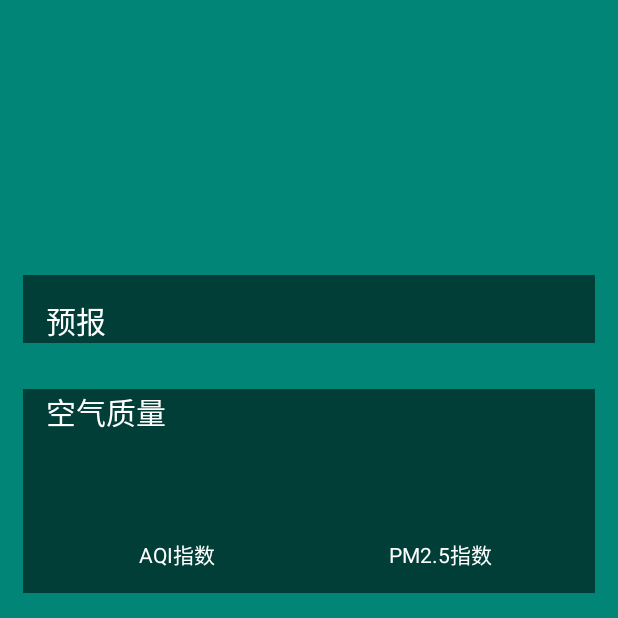
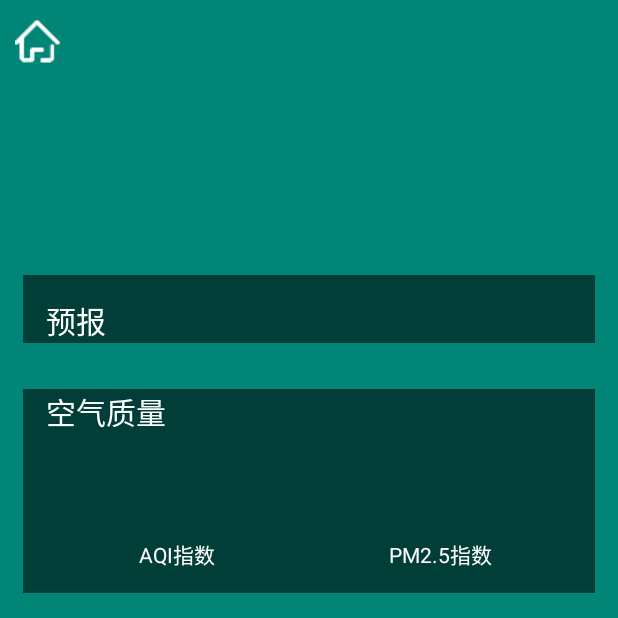
Before and after one commit to zqzal/CoolWeather, an Android app: the WeatherActivity screen opened directly, with no data from a screen before it, on a phone screen of 412 x 824 dp, the top half of it. Run offline under Robolectric (Android 15) with nearby library versions, the phone set to English and light mode, and no system bars; pictures from the network do not load.

Commit message:
遗漏的问题

```diff
--- a/app/build.gradle
+++ b/app/build.gradle
@@ -22,6 +22,8 @@ dependencies {
     implementation fileTree(dir: 'libs', include: ['*.jar'])
     implementation 'androidx.appcompat:appcompat:1.0.2'
     implementation 'androidx.constraintlayout:constraintlayout:1.1.3'
+    implementation 'com.google.android.material:material:1.0.0'
+    implementation 'com.android.support:design:28.0.0'
     testImplementation 'junit:junit:4.12'
     androidTestImplementation 'androidx.test:runner:1.2.0'
     androidTestImplementation 'androidx.test.espresso:espresso-core:3.2.0'
--- a/app/src/main/java/com/xuxi/coolweather/WeatherActivity.java
+++ b/app/src/main/java/com/xuxi/coolweather/WeatherActivity.java
@@ -1,6 +1,11 @@
 package com.xuxi.coolweather;
 
 import androidx.appcompat.app.AppCompatActivity;
+import androidx.core.view.GravityCompat;
+import androidx.drawerlayout.widget.DrawerLayout;
+import androidx.fragment.app.Fragment;
+import androidx.fragment.app.FragmentManager;
+import androidx.fragment.app.FragmentTransaction;
 import androidx.swiperefreshlayout.widget.SwipeRefreshLayout;
 
 import android.content.SharedPreferences;
@@ -11,6 +16,7 @@ import android.preference.PreferenceManager;
 import android.util.Log;
 import android.view.LayoutInflater;
 import android.view.View;
+import android.widget.Button;
 import android.widget.ImageView;
 import android.widget.LinearLayout;
 import android.widget.ScrollView;
@@ -61,6 +67,9 @@ public class WeatherActivity extends AppCompatActivity {
 
     private String mWeatherId;
 
+    public DrawerLayout drawerLayout;
+
+    private Button navButton;
 
     @Override
     protected void onCreate(Bundle savedInstanceState) {
@@ -86,12 +95,19 @@ public class WeatherActivity extends AppCompatActivity {
         sportText = findViewById(R.id.sport_text);
 
         bingPicImg = findViewById(R.id.bing_pic_img);
-        loadBingPic();
+
+        SharedPreferences prefs = PreferenceManager.getDefaultSharedPreferences(this);
+        String bingPic = prefs.getString("bing_pic",null);
+        if (bingPic != null){
+            Glide.with(this).load(bingPic).into(bingPicImg);
+        }else {
+            loadBingPic();
+        }
 
 
         swipeRefresh = findViewById(R.id.swipe_refresh);
         swipeRefresh.setColorSchemeResources(R.color.colorPrimary);
-        SharedPreferences prefs = PreferenceManager.getDefaultSharedPreferences(this);
+//        SharedPreferences prefs = PreferenceManager.getDefaultSharedPreferences(this);
         String weatherSring = prefs.getString("weather",null);
         if (weatherSring != null){
             //有缓存时直接解析天气预报
@@ -113,10 +129,18 @@ public class WeatherActivity extends AppCompatActivity {
         });
 
 
+        drawerLayout = findViewById(R.id.drawer_layout);
+        navButton = findViewById(R.id.nav_button);
+        navButton.setOnClickListener(new View.OnClickListener() {
+            @Override
+            public void onClick(View v) {
+                drawerLayout.openDrawer(GravityCompat.START);
+            }
+        });
+
+    }
 
 
-
-    }
     /**
      * 加载必应每日一图
      */
@@ -186,6 +210,7 @@ public class WeatherActivity extends AppCompatActivity {
                 });
             }
         });
+        loadBingPic();
     }
     /**
      * 处理并展示Weather实体类中的数据
--- a/app/src/main/res/layout/activity_weather.xml
+++ b/app/src/main/res/layout/activity_weather.xml
@@ -1,7 +1,8 @@
-<FrameLayout
-    xmlns:android="http://schemas.android.com/apk/res/android"
+<FrameLayout xmlns:android="http://schemas.android.com/apk/res/android"
     android:layout_width="match_parent"
     android:layout_height="match_parent"
+    xmlns:tools="http://schemas.android.com/tools"
+    xmlns:app="http://schemas.android.com/apk/res-auto"
     android:background="@color/colorPrimary">
 
     <ImageView
@@ -9,6 +10,12 @@
         android:layout_width="match_parent"
         android:layout_height="match_parent"
         android:scaleType="centerCrop"/>
+
+    <androidx.drawerlayout.widget.DrawerLayout
+        android:id="@+id/drawer_layout"
+        android:layout_width="match_parent"
+        android:layout_height="match_parent"
+        >
 
         <androidx.swiperefreshlayout.widget.SwipeRefreshLayout
             android:id="@+id/swipe_refresh"
@@ -47,4 +54,8 @@
 
 
 
+    </androidx.drawerlayout.widget.DrawerLayout>
+
+
+
 </FrameLayout>
--- a/app/src/main/res/layout/title.xml
+++ b/app/src/main/res/layout/title.xml
@@ -2,6 +2,15 @@
 <RelativeLayout xmlns:android="http://schemas.android.com/apk/res/android"
     android:layout_width="match_parent"
     android:layout_height="?attr/actionBarSize">
+
+    <Button
+        android:id="@+id/nav_button"
+        android:layout_width="30dp"
+        android:layout_height="30dp"
+        android:layout_marginLeft="10dp"
+        android:layout_alignParentLeft="true"
+        android:layout_centerVertical="true"
+        android:background="@drawable/ic_home"/>
 
     <TextView
         android:id="@+id/title_city"
```
Also changed, not shown: app/src/main/java/com/xuxi/coolweather/ChooseAreaFragment.java (+13 -4 lines), app/src/main/java/com/xuxi/coolweather/MainActivity.java (+11 -1 lines), app/src/main/res/drawable-xxhdpi/ic_home.png (added). Lines whose indentation alone changed are shown as unchanged.
